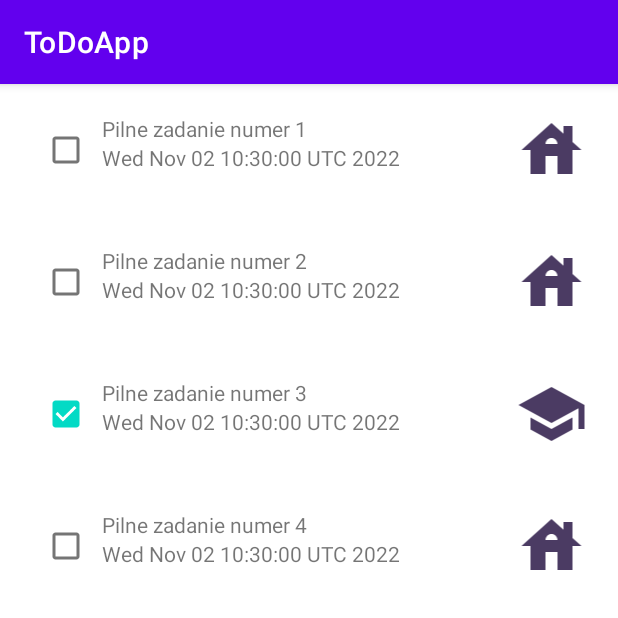
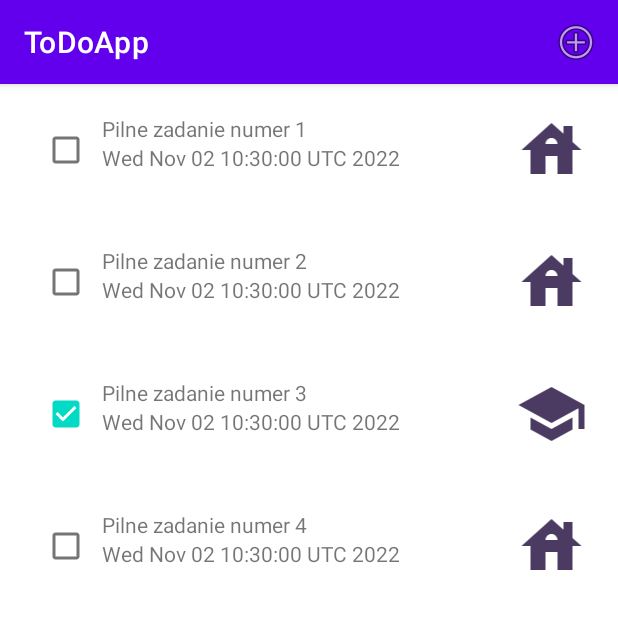
Before and after one commit to mariasupinska/Android_task_4, an Android app: the screen it shows after launch (TaskListActivity), on a phone screen of 412 x 824 dp, the top half of it. Run offline under Robolectric (Android 15) with nearby library versions, the light colour scheme and no system bars.

Commit message:
New Menu element.

```diff
--- a/app/src/main/java/pl/edu/pb/todoapp/TaskListFragment.java
+++ b/app/src/main/java/pl/edu/pb/todoapp/TaskListFragment.java
@@ -4,6 +4,8 @@ import android.content.Intent;
 import android.graphics.Paint;
 import android.os.Bundle;
 import android.view.LayoutInflater;
+import android.view.Menu;
+import android.view.MenuInflater;
 import android.view.View;
 import android.view.ViewGroup;
 import android.widget.CheckBox;
@@ -39,6 +41,18 @@ public class TaskListFragment extends Fragment {
     public void onResume() {
         super.onResume();
         updateView();
+    }
+
+    @Override
+    public void onCreate(@Nullable Bundle savedInstanceState) {
+        super.onCreate(savedInstanceState);
+        setHasOptionsMenu(true);
+    }
+
+    @Override
+    public void onCreateOptionsMenu(@NonNull Menu menu, @NonNull MenuInflater inflater) {
+        super.onCreateOptionsMenu(menu, inflater);
+        inflater.inflate(R.menu.fragment_task_menu, menu);
     }
 
     @Override
--- /dev/null
+++ b/app/src/main/res/menu/fragment_task_menu.xml
@@ -0,0 +1,11 @@
+<?xml version="1.0" encoding="utf-8"?>
+<menu xmlns:android="http://schemas.android.com/apk/res/android"
+    xmlns:app="http://schemas.android.com/apk/res-auto">
+
+    <item
+        android:id="@+id/new_task"
+        android:icon="@android:drawable/ic_menu_add"
+        android:title="@string/task_add_new"
+        app:showAsAction="ifRoom|withText" />
+
+</menu>
--- a/app/src/main/res/values/strings.xml
+++ b/app/src/main/res/values/strings.xml
@@ -5,4 +5,9 @@
     <string name="name_hint">Wpisz nazwę zadania</string>
     <string name="details_label">Szczegóły</string>
     <string name="done_label">Wykonane</string>
+
+    <string name="task_add_new">Nowe zadanie</string>
+    <string name="show_subtitle">Pokaż podtytuł</string>
+    <string name="hide_subtitle">Ukryj podtytuł</string>
+    <string name="subtitle_format">%1$d zadań</string>
 </resources>
```
